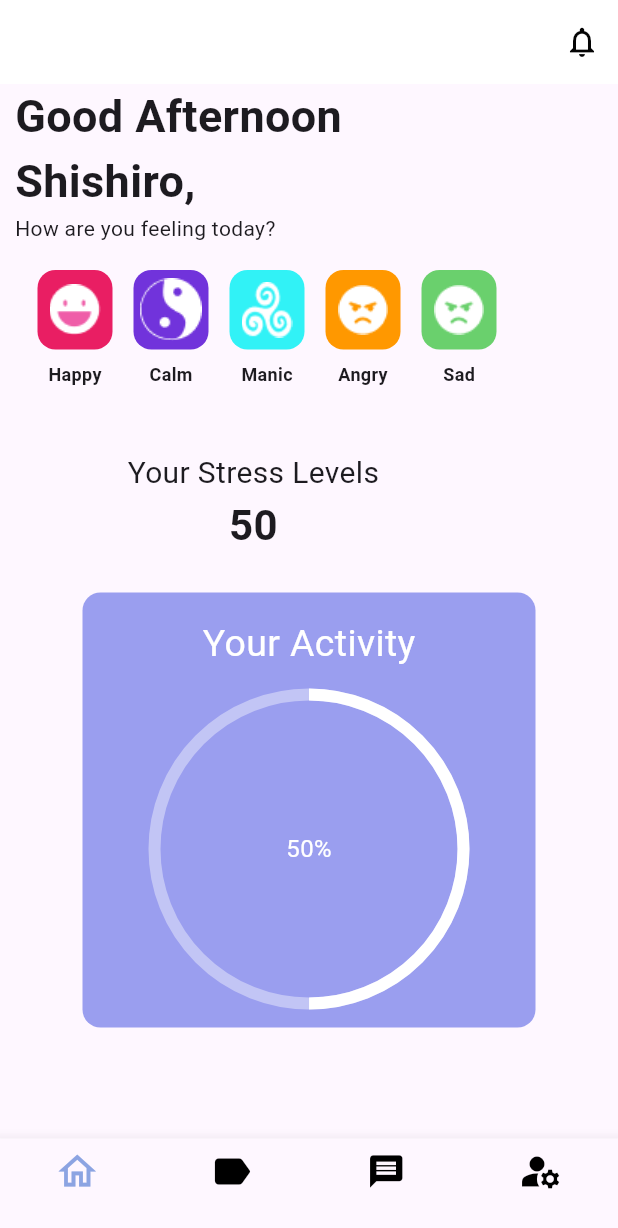
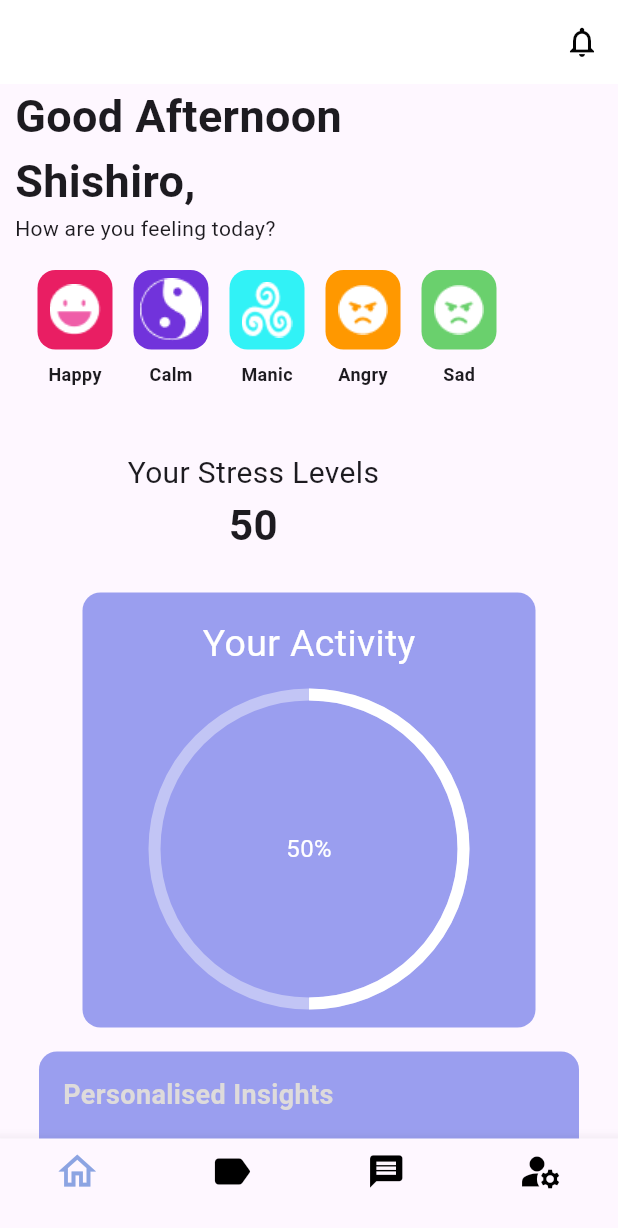
Before and after one commit to Charan0313/balencebeats, a Flutter app: the screen it shows after launch, on a phone screen of 412 x 824 dp. Shown: the top 1228 px of the screen. Run offline on Flutter 3.47's test engine with Material 3 defaults, Android fonts, the phone set to English and light mode, and no system bars; our stand-ins replace get.

Commit message:
updated text block in homepage

```diff
--- a/lib/home/components/Textblock.dart
+++ b/lib/home/components/Textblock.dart
@@ -2,16 +2,44 @@ import 'package:flutter/material.dart';
 import 'package:get/get.dart';
 
 class Mytextblock extends StatelessWidget {
-  const Mytextblock({super.key});
+  const Mytextblock({Key? key});
+
+  final Color customColor = const Color.fromRGBO(154, 158, 239, 1);
 
   @override
   Widget build(BuildContext context) {
-    return Container(
-      width: Get.width,
-      height: Get.height/2,
-      decoration: BoxDecoration(),
-      child: const  Column(
-        children: [Text('Personalised Insights',style: TextStyle(fontSize: 14),)],
+    return Padding(
+      padding: const EdgeInsets.all(16.0),
+      child: Container(
+        width: Get.width,
+        decoration: BoxDecoration(
+          color: customColor,
+          borderRadius: BorderRadius.circular(12),
+        ),
+        child: const Padding(
+          padding: EdgeInsets.all(16.0),
+          child: Column(
+            crossAxisAlignment: CrossAxisAlignment.start,
+            children: [
+              Text(
+                'Personalised Insights',
+                style: TextStyle(
+                  fontSize: 18,
+                  color: Color.fromARGB(255, 222, 219, 219),
+                  fontWeight: FontWeight.bold,
+                ),
+              ),
+              SizedBox(height: 12),
+              Text(
+                'Based on your recent metrics, we recommend taking a short break and doing some light exercise.',
+                style: TextStyle(
+                  fontSize: 16,
+                  color: Colors.white,
+                ),
+              ),
+            ],
+          ),
+        ),
       ),
     );
   }
--- a/lib/home/pages/home_page.dart
+++ b/lib/home/pages/home_page.dart
@@ -1,3 +1,4 @@
+import 'package:balencebeats/home/components/Textblock.dart';
 import 'package:balencebeats/home/components/activity.dart';
 import 'package:balencebeats/home/components/custom_Icon_text.dart';
 import 'package:balencebeats/home/components/stressblock.dart';
@@ -50,7 +51,8 @@ class _HomepageState extends State<Homepage> {
               ),
               MyHomecompon(),
               StressBlock(value: '50'),
-              ActivityBlock(progressValue: 0.5)
+              ActivityBlock(progressValue: 0.5),
+              Mytextblock()
             ],
           ),
         ),
```
